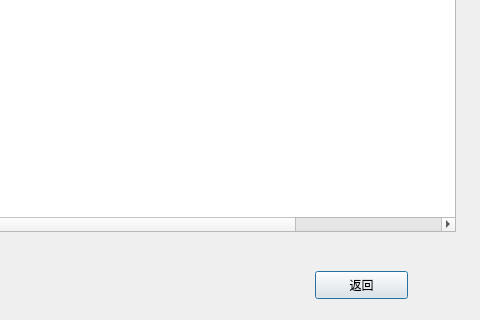
zidaneandmessi/TrainBoom_FrontEnd, file Qt/TrainBoom/order.ui: the form before one commit; both pictures show x 175 to 655 and y 209 to 529 of the 655 by 529 pixel window.
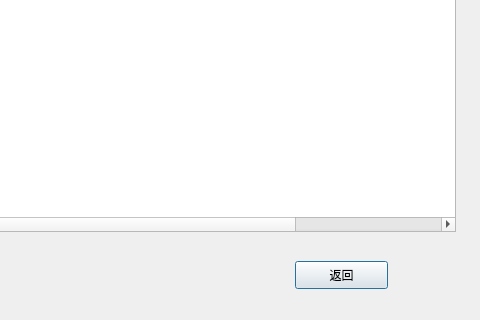
The form after the commit.

The edit to the form file:
```diff
--- a/Qt/TrainBoom/order.ui
+++ b/Qt/TrainBoom/order.ui
@@ -91,8 +91,8 @@
   <widget class="QPushButton" name="pushButton">
    <property name="geometry">
     <rect>
-     <x>490</x>
-     <y>480</y>
+     <x>470</x>
+     <y>470</y>
      <width>93</width>
      <height>28</height>
     </rect>
```
